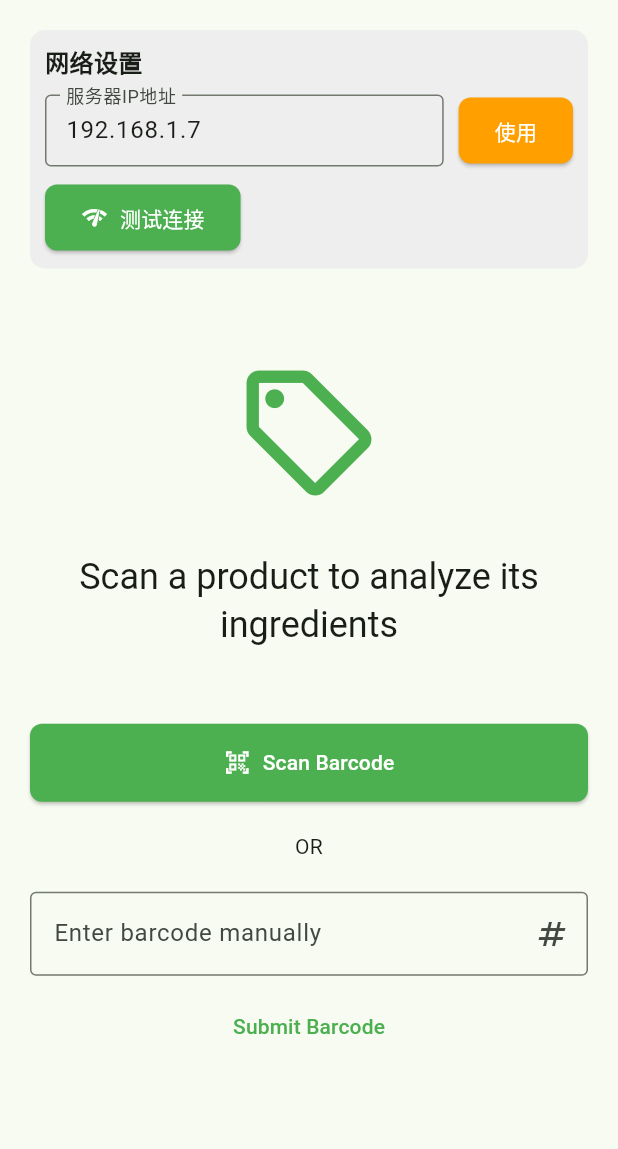
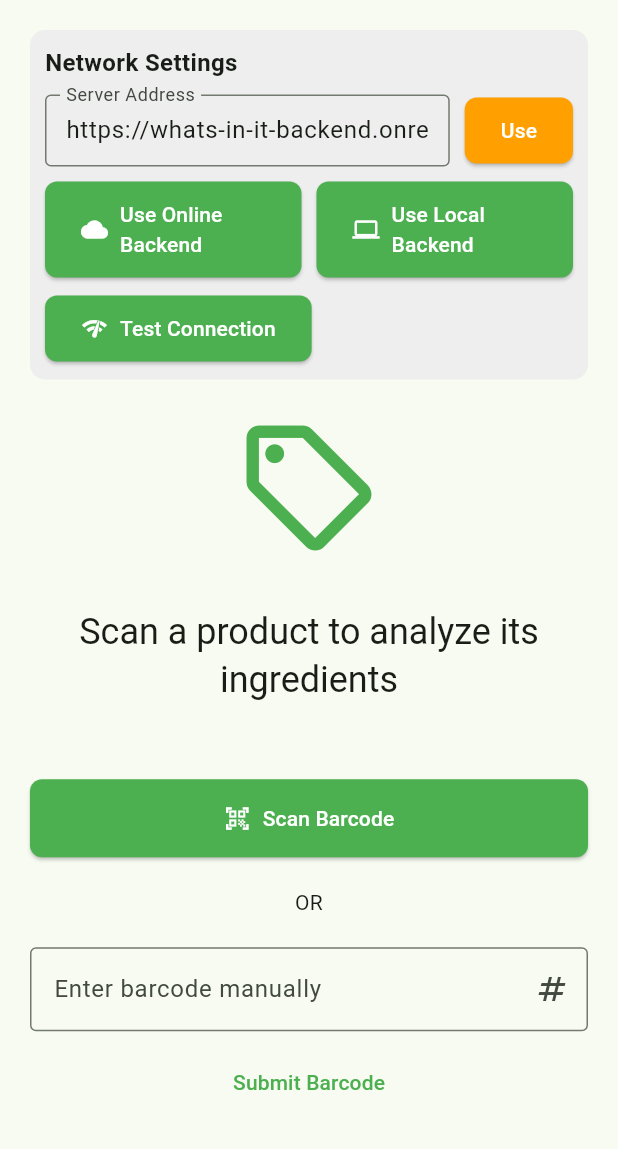
Before and after one commit to Lavande/Whats-In-It, a Flutter app: the HomeScreen screen opened directly, after a tap on the "network wifi" icon, on a phone screen of 412 x 824 dp, the part 84-1233 px from its top. Run offline on Flutter 3.47's test engine with Material 3 defaults, Android fonts, the light colour scheme and no system bars; our stand-ins replace flutter_spinkit, google_fonts, shared_preferences; missing offline and left inert: flutter_barcode_scanner; accounts and stored records are empty; network calls fail.

Commit message:
added production url of backend into frontend settings

```diff
--- a/frontend/whatsinit/lib/screens/home_screen.dart
+++ b/frontend/whatsinit/lib/screens/home_screen.dart
@@ -23,7 +23,11 @@ class _HomeScreenState extends State<HomeScreen> {
   @override
   void initState() {
     super.initState();
-    _ipController.text = "192.168.1.7";
+    // Default to the current configured baseUrl
+    final apiService = ApiService();
+    _ipController.text = apiService.baseUrl.contains("render.com")
+        ? apiService.baseUrl
+        : apiService.baseUrl.replaceAll(RegExp('https?://'), '').replaceAll(':8000', '');
   }
 
   @override
@@ -81,7 +85,7 @@ class _HomeScreenState extends State<HomeScreen> {
                   crossAxisAlignment: CrossAxisAlignment.start,
                   children: [
                     const Text(
-                      '网络设置',
+                      'Network Settings',
                       style: TextStyle(fontWeight: FontWeight.bold, fontSize: 16),
                     ),
                     const SizedBox(height: 10),
@@ -91,7 +95,7 @@ class _HomeScreenState extends State<HomeScreen> {
                           child: TextField(
                             controller: _ipController,
                             decoration: const InputDecoration(
-                              labelText: '服务器IP地址',
+                              labelText: 'Server Address',
                               border: OutlineInputBorder(),
                               contentPadding: EdgeInsets.symmetric(horizontal: 10, vertical: 10),
                             ),
@@ -100,7 +104,7 @@ class _HomeScreenState extends State<HomeScreen> {
                         const SizedBox(width: 10),
                         ElevatedButton(
                           onPressed: _setCustomIp,
-                          child: const Text('使用'),
+                          child: const Text('Use'),
                           style: ElevatedButton.styleFrom(
                             backgroundColor: Theme.of(context).colorScheme.secondary,
                             foregroundColor: Colors.white,
@@ -109,10 +113,38 @@ class _HomeScreenState extends State<HomeScreen> {
                       ],
                     ),
                     const SizedBox(height: 10),
+                    Row(
+                      children: [
+                        Expanded(
+                          child: ElevatedButton.icon(
+                            onPressed: _useOnlineBackend,
+                            icon: const Icon(Icons.cloud),
+                            label: const Text('Use Online Backend'),
+                            style: ElevatedButton.styleFrom(
+                              backgroundColor: Theme.of(context).colorScheme.primary,
+                              foregroundColor: Colors.white,
+                            ),
+                          ),
+                        ),
+                        const SizedBox(width: 10),
+                        Expanded(
+                          child: ElevatedButton.icon(
+                            onPressed: _useLocalBackend,
+                            icon: const Icon(Icons.computer),
+                            label: const Text('Use Local Backend'),
+                            style: ElevatedButton.styleFrom(
+                              backgroundColor: Theme.of(context).colorScheme.primary,
+                              foregroundColor: Colors.white,
+                            ),
+                          ),
+                        ),
+                      ],
+                    ),
+                    const SizedBox(height: 10),
                     ElevatedButton.icon(
                       onPressed: _testConnection,
                       icon: const Icon(Icons.network_check),
-                      label: const Text('测试连接'),
+                      label: const Text('Test Connection'),
                       style: ElevatedButton.styleFrom(
                         backgroundColor: Theme.of(context).colorScheme.primary,
                         foregroundColor: Colors.white,
@@ -127,7 +159,7 @@ class _HomeScreenState extends State<HomeScreen> {
                       Padding(
                         padding: const EdgeInsets.only(top: 10),
                         child: Text(
-                          '连接状态: $_connectionStatus',
+                          'Connection Status: $_connectionStatus',
                           style: TextStyle(
                             color: _connectionStatus.contains("SUCCESS") || _connectionStatus.contains("http")
                                 ? Colors.green
@@ -190,34 +222,34 @@ class _HomeScreenState extends State<HomeScreen> {
   void _setCustomIp() {
     if (_ipController.text.isEmpty) {
       ScaffoldMessenger.of(context).showSnackBar(
-        const SnackBar(content: Text('请输入服务器IP地址')),
+        const SnackBar(content: Text('Please enter a server address')),
       );
       return;
     }
 
     try {
-      // 创建一个新的ApiService
-      final apiService = ApiService();
+      // 获取provider中现有的ApiService实例
+      final provider = Provider.of<ProductProvider>(context, listen: false);
+      final apiService = provider.apiService;
+
       // 设置自定义IP地址
       apiService.setCustomBaseUrl(_ipController.text);
 
-      // 确保更新provider中的apiService
-      final provider = Provider.of<ProductProvider>(context, listen: false);
-      provider.updateApiService(apiService);
+      // 不需要更新provider，因为我们使用的是它的实例
 
-      // 测试连接
-      _testConnection();
+      // 不要自动测试连接了
+      // _testConnection();
 
       ScaffoldMessenger.of(context).showSnackBar(
-        SnackBar(content: Text('已设置服务器地址: ${apiService.baseUrl}')),
+        SnackBar(content: Text('Server address set to: ${apiService.baseUrl}')),
       );
 
       setState(() {
-        _connectionStatus = "已设置: ${apiService.baseUrl}";
+        _connectionStatus = "Set to: ${apiService.baseUrl}";
       });
     } catch (e) {
       ScaffoldMessenger.of(context).showSnackBar(
-        SnackBar(content: Text('设置IP时出错: ${e.toString()}')),
+        SnackBar(content: Text('Error setting IP: ${e.toString()}')),
       );
     }
   }
@@ -225,44 +257,45 @@ class _HomeScreenState extends State<HomeScreen> {
   Future<void> _testConnection() async {
     setState(() {
       _isTestingConnection = true;
-      _connectionStatus = "测试连接中...";
+      _connectionStatus = "Testing connection...";
     });
 
     try {
-      final apiService = ApiService();
+      // 使用当前apiService进行测试，而不是创建新的
+      final provider = Provider.of<ProductProvider>(context, listen: false);
+      final apiService = provider.apiService; // Get the current apiService from provider
       final result = await apiService.findWorkingServerUrl();
 
       setState(() {
-        _connectionStatus = result;
+        if (result == apiService.baseUrl) {
+          _connectionStatus = "Current connection is working: $result";
+        } else if (result.contains("http")) {
+          _connectionStatus = "Found working alternative: $result";
+        } else {
+          _connectionStatus = result; // No working connection found
+        }
         _isTestingConnection = false;
+        // 不要修改输入框的内容
       });
 
-      // Update the product provider with the working URL
+      // Only show snackbar, but don't change the URL
       if (result.contains("http")) {
-        // 更新IP输入框以显示找到的IP地址
-        final uri = Uri.parse(result);
-        _ipController.text = uri.host;
-
-        final provider = Provider.of<ProductProvider>(context, listen: false);
-        // Update the API service in the provider
-        provider.updateApiService(apiService);
-
         ScaffoldMessenger.of(context).showSnackBar(
-          SnackBar(content: Text('成功连接到: $result')),
+          SnackBar(content: Text('Connection test successful: $result')),
         );
       } else {
         ScaffoldMessenger.of(context).showSnackBar(
-          const SnackBar(content: Text('无法连接到任何服务器')),
+          const SnackBar(content: Text('Could not connect to any server')),
         );
       }
     } catch (e) {
       setState(() {
-        _connectionStatus = "错误: ${e.toString()}";
+        _connectionStatus = "Error: ${e.toString()}";
         _isTestingConnection = false;
       });
 
       ScaffoldMessenger.of(context).showSnackBar(
-        SnackBar(content: Text('连接测试错误: ${e.toString()}')),
+        SnackBar(content: Text('Connection test error: ${e.toString()}')),
       );
     }
   }
@@ -341,4 +374,54 @@ class _HomeScreenState extends State<HomeScreen> {
       MaterialPageRoute(builder: (context) => const OnboardingScreen()),
     );
   }
+
+  void _useOnlineBackend() {
+    try {
+      // Get provider's existing ApiService
+      final provider = Provider.of<ProductProvider>(context, listen: false);
+      final apiService = provider.apiService;
+
+      apiService.useOnlineBackend();
+
+      // No need to update provider as we're using its instance
+
+      setState(() {
+        _ipController.text = apiService.baseUrl;
+        _connectionStatus = "Using online backend: ${apiService.baseUrl}";
+      });
+
+      ScaffoldMessenger.of(context).showSnackBar(
+        SnackBar(content: Text('Switched to online backend: ${apiService.baseUrl}')),
+      );
+    } catch (e) {
+      ScaffoldMessenger.of(context).showSnackBar(
+        SnackBar(content: Text('Error switching to online backend: ${e.toString()}')),
+      );
+    }
+  }
+
+  void _useLocalBackend() {
+    try {
+      // Get provider's existing ApiService
+      final provider = Provider.of<ProductProvider>(context, listen: false);
+      final apiService = provider.apiService;
+
+      apiService.useLocalBackend();
+
+      // No need to update provider as we're using its instance
+
+      setState(() {
+        _ipController.text = apiService.baseUrl;
+        _connectionStatus = "Using local backend: ${apiService.baseUrl}";
+      });
+
+      ScaffoldMessenger.of(context).showSnackBar(
+        SnackBar(content: Text('Switched to local backend: ${apiService.baseUrl}')),
+      );
+    } catch (e) {
+      ScaffoldMessenger.of(context).showSnackBar(
+        SnackBar(content: Text('Error switching to local backend: ${e.toString()}')),
+      );
+    }
+  }
 }
--- a/frontend/whatsinit/lib/services/api_service.dart
+++ b/frontend/whatsinit/lib/services/api_service.dart
@@ -11,49 +11,72 @@ import '../models/user_preferences.dart';
 class ApiService {
   // In a real app, this would come from environment variables
   late String baseUrl;
+  // Online backend URL
+  static const String ONLINE_BACKEND_URL = 'https://whats-in-it-backend.onrender.com';
+  static const String LOCAL_BACKEND_URL = 'http://localhost:8000';
+  static const String DEFAULT_LOCAL_IP = 'http://192.168.1.7:8000';
+
+  // Track the currently active backend URL across instances
+  static String _activeBaseUrl = ONLINE_BACKEND_URL;
 
   // Constructor that initializes the baseUrl
   ApiService() {
-    baseUrl = _getBaseUrl();
+    baseUrl = _activeBaseUrl;
   }
 
   // Helper method to determine base URL based on platform
   static String _getBaseUrl() {
-    if (kIsWeb) {
-      // For web platform
-      return 'http://localhost:8000';
-    } else {
-      // For native platforms, import dart:io conditionally
-      return _getPlatformSpecificUrl();
-    }
+    // Default to online backend URL
+    return ONLINE_BACKEND_URL;
   }
 
   // This is only called for non-web platforms
   static String _getPlatformSpecificUrl() {
     try {
       // Try different possible IP addresses
-      return 'http://192.168.1.7:8000';
+      return DEFAULT_LOCAL_IP;
     } catch (e) {
       // Fallback for any issues
-      return 'http://192.168.1.7:8000';
+      return DEFAULT_LOCAL_IP;
     }
   }
 
   // Test connection to server with different IP addresses
   Future<String> findWorkingServerUrl() async {
+    // First test the current baseUrl to see if it works
+    print('Testing current connection to: $baseUrl');
+    try {
+      final response = await http.get(
+        Uri.parse('$baseUrl/'),
+        headers: {'Content-Type': 'application/json'},
+      ).timeout(const Duration(seconds: 5));
+
+      if (response.statusCode == 200) {
+        print('SUCCESS: Current connection to $baseUrl is working');
+        return baseUrl;
+      }
+    } catch (e) {
+      print('FAILED: Current connection to $baseUrl failed: $e');
+    }
+
+    // If current URL doesn't work, then try the alternatives
     // List of potential IP patterns to try
     List<String> potentialIps = [
-      'http://192.168.1.7:8000',   // Original IP
+      ONLINE_BACKEND_URL,    // Online deployed backend
+      DEFAULT_LOCAL_IP,      // Original IP
       'http://192.168.0.7:8000',   // Alternative subnet
       'http://10.0.0.7:8000',      // Alternative network
       'http://172.20.10.7:8000',   // Hotspot network
-      'http://localhost:8000',     // localhost (for emulators)
+      LOCAL_BACKEND_URL,     // localhost (for emulators)
       'http://127.0.0.1:8000',     // localhost IP
       'http://198.18.0.1:8000',    // Other IP from your Mac
       'http://169.254.66.70:8000', // Link-local IP
     ];
 
     for (String url in potentialIps) {
+      // Skip testing the current URL again
+      if (url == baseUrl) continue;
+
       print('Testing connection to: $url');
       try {
         final response = await http.get(
@@ -63,9 +86,10 @@ class ApiService {
 
         if (response.statusCode == 200) {
           print('SUCCESS: Connection to $url succeeded');
-          // 立即更新baseUrl为当前成功的URL
-          baseUrl = url;
-          return url;
+          // Don't automatically update baseUrl anymore
+          // baseUrl = url;
+          // _activeBaseUrl = url; // Save to static variable
+          return url; // Just return the working URL but don't switch to it
         }
       } catch (e) {
         print('FAILED: Connection to $url failed: $e');
@@ -79,11 +103,27 @@ class ApiService {
     if (!url.startsWith('http://') && !url.startsWith('https://')) {
       url = 'http://$url';
     }
-    if (!url.contains(':8000')) {
+    // Only add port if not already present and not for the online backend
+    if (!url.contains(':') && !url.contains('render.com')) {
       url = '$url:8000';
     }
     baseUrl = url;
+    _activeBaseUrl = url; // Save to static variable
     print('Set custom base URL to: $baseUrl');
+  }
+
+  // Switch to online backend
+  void useOnlineBackend() {
+    baseUrl = ONLINE_BACKEND_URL;
+    _activeBaseUrl = ONLINE_BACKEND_URL; // Save to static variable
+    print('Switched to online backend: $baseUrl');
+  }
+
+  // Switch to local backend
+  void useLocalBackend() {
+    baseUrl = LOCAL_BACKEND_URL;
+    _activeBaseUrl = LOCAL_BACKEND_URL; // Save to static variable
+    print('Switched to local backend: $baseUrl');
   }
 
   // Get product information by barcode
```
Also changed, not shown: frontend/whatsinit/lib/providers/product_provider.dart (+3 -4 lines).
